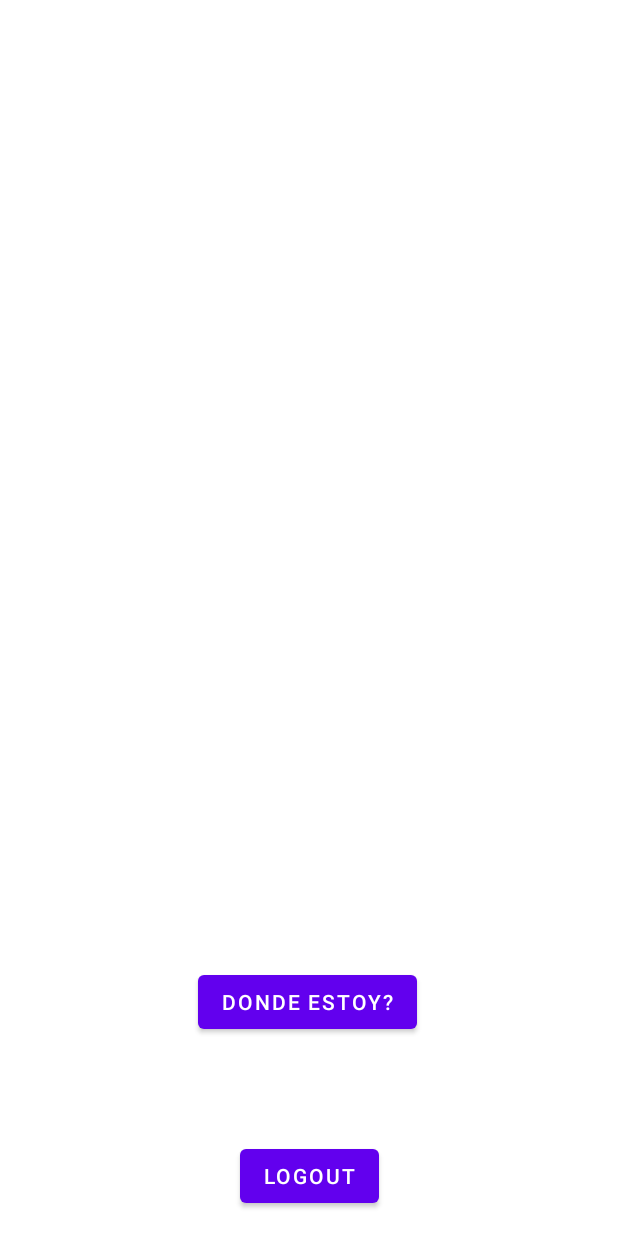
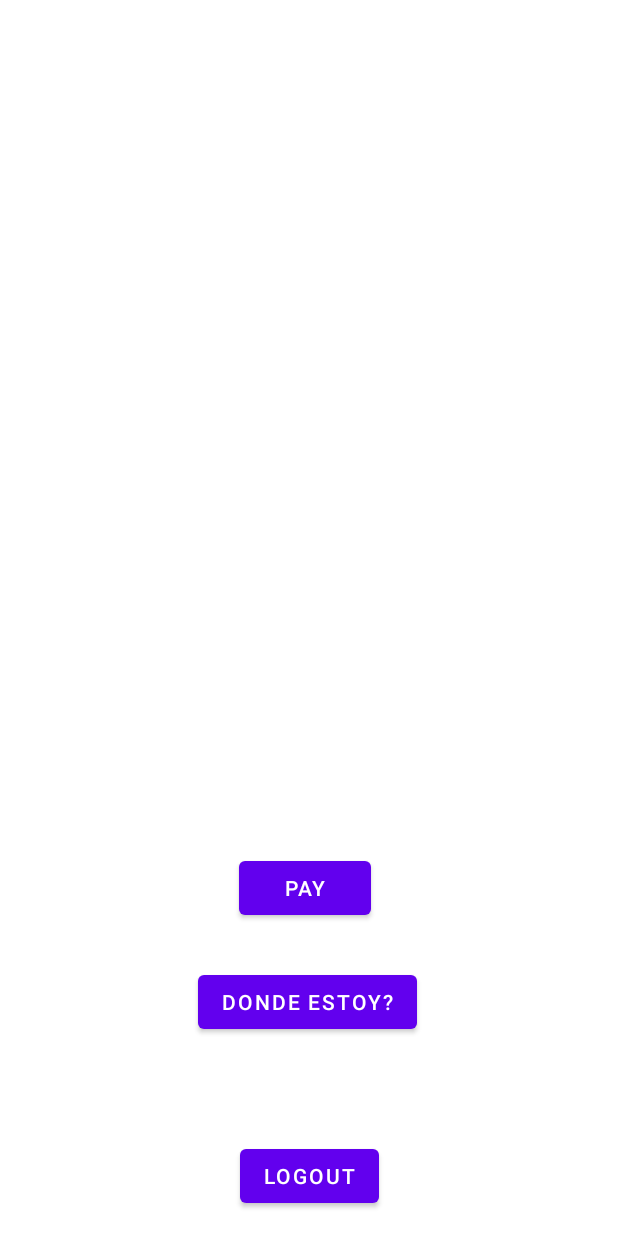
Before and after one commit to RicardionUwU/Progamacion-Movil, an Android app: the screen it shows after launch once a user with an empty profile is signed in (UserActivity), on a phone screen of 412 x 824 dp. Run offline under Robolectric (Android 15) with nearby library versions, the phone set to English and light mode, and no system bars; our stand-ins replace Firebase (no records; nobody signed in at launch, a user with empty details on screens opened directly); Roboto replaces fonts that are not available here.

```diff
--- a/app/src/main/java/com/example/finalapp/MainActivity.java
+++ b/app/src/main/java/com/example/finalapp/MainActivity.java
@@ -37,6 +37,7 @@ public class MainActivity extends AppCompatActivity {
             v.setPadding(systemBars.left, systemBars.top, systemBars.right, systemBars.bottom);
             return insets;
         });
+
 
         //Agregar Animaciones
         Animation animacion1 = AnimationUtils.loadAnimation(this,R.anim.desplazamiento_arriba);
--- a/app/src/main/java/com/example/finalapp/UserActivity.java
+++ b/app/src/main/java/com/example/finalapp/UserActivity.java
@@ -16,10 +16,16 @@ import com.google.android.material.button.MaterialButton;
 import com.google.firebase.auth.FirebaseAuth;
 import com.google.firebase.auth.FirebaseUser;
 
+import android.net.Uri;
+
 public class UserActivity extends AppCompatActivity {
+
+
 
     TextView emailTextView;
     MaterialButton logoutButton;
+
+    MaterialButton payButton;
 
     @Override
     protected void onCreate(Bundle savedInstanceState) {
@@ -35,6 +41,23 @@ public class UserActivity extends AppCompatActivity {
                 startActivity(i);
             }
         });
+
+        Button payButton = (Button)findViewById(R.id.pay);
+
+        // Configurar OnClickListener para el botón pay
+        payButton.setOnClickListener(new View.OnClickListener() {
+            @Override
+            public void onClick(View v) {
+                String url = "https://www.paypal.com/ncp/payment/9PXJFAY98LMYQ"; // Reemplaza con el enlace que desees
+                Intent intent = new Intent(Intent.ACTION_VIEW);
+                intent.setData(Uri.parse(url));
+                startActivity(intent);
+            }
+        });
+
+
+
+
         emailTextView = findViewById(R.id.emailTextView);
         logoutButton = findViewById(R.id.logoutButton);
 
--- a/app/src/main/res/layout/activity_user.xml
+++ b/app/src/main/res/layout/activity_user.xml
@@ -32,6 +32,8 @@
         tools:layout_editor_absoluteX="176dp"
         tools:layout_editor_absoluteY="191dp" />
 
+
+
     <com.google.android.material.button.MaterialButton
         android:id="@+id/logoutButton"
         android:layout_width="wrap_content"
@@ -57,4 +59,17 @@
         app:layout_constraintEnd_toEndOf="parent"
         app:layout_constraintHorizontal_bias="0.0"
         app:layout_constraintStart_toStartOf="parent" />
+
+    <Button
+        android:id="@+id/pay"
+        android:layout_width="wrap_content"
+        android:layout_height="wrap_content"
+        android:layout_marginStart="132dp"
+        android:layout_marginEnd="132dp"
+        android:layout_marginBottom="144dp"
+        android:text="Pay"
+        app:layout_constraintBottom_toTopOf="@+id/logoutButton"
+        app:layout_constraintEnd_toEndOf="parent"
+        app:layout_constraintHorizontal_bias="0.457"
+        app:layout_constraintStart_toStartOf="parent" />
 </androidx.constraintlayout.widget.ConstraintLayout>
--- a/gradle/libs.versions.toml
+++ b/gradle/libs.versions.toml
@@ -1,5 +1,5 @@
 [versions]
-agp = "8.4.0"
+agp = "8.1.0"
 junit = "4.13.2"
 junitVersion = "1.1.5"
 espressoCore = "3.5.1"
```
Also changed, not shown: app/src/main/res/drawable/music.jpg (added).
